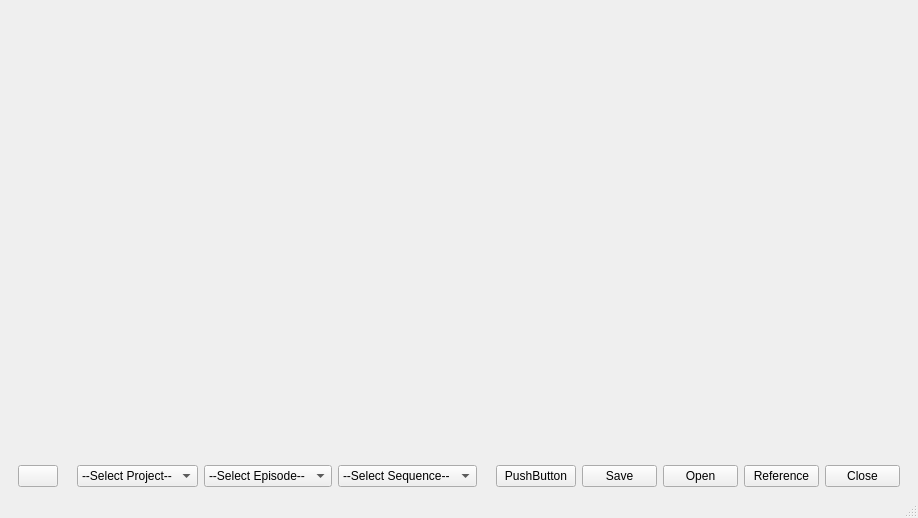
Above: ui/explorer.ui from iceanimations/customui before the change. Below: the same form after it.
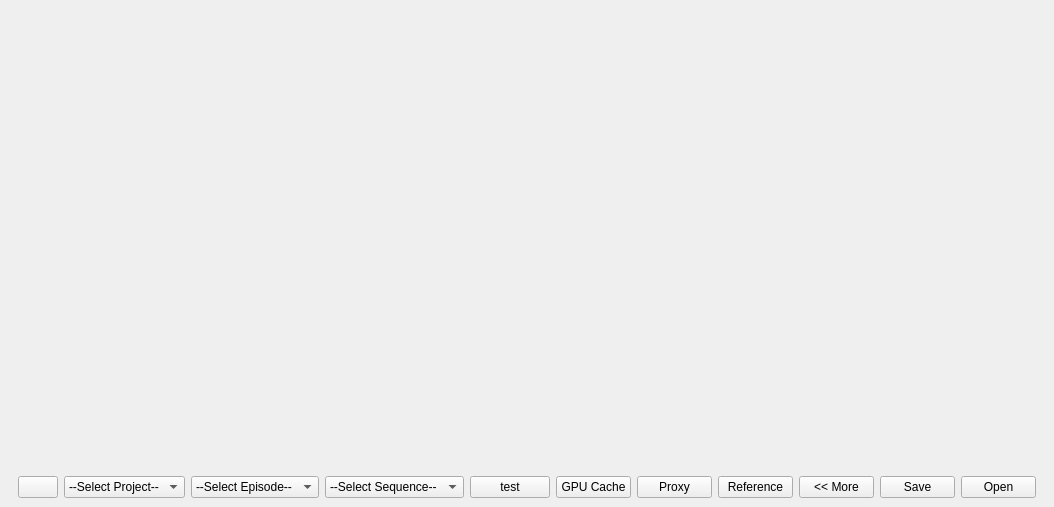
That is the form after the change.

Commit message: more buttons added in explorer

```diff
--- a/ui/explorer.ui
+++ b/ui/explorer.ui
@@ -6,8 +6,8 @@
    <rect>
     <x>0</x>
     <y>0</y>
-    <width>918</width>
-    <height>518</height>
+    <width>1005</width>
+    <height>507</height>
    </rect>
   </property>
   <property name="windowTitle">
@@ -111,7 +111,71 @@
       <item>
        <widget class="QPushButton" name="testButton">
         <property name="text">
-         <string>PushButton</string>
+         <string>test</string>
+        </property>
+       </widget>
+      </item>
+      <item>
+       <widget class="QPushButton" name="gpuCacheButton">
+        <property name="minimumSize">
+         <size>
+          <width>75</width>
+          <height>0</height>
+         </size>
+        </property>
+        <property name="toolTip">
+         <string>Create GPU Cache for selected Asset</string>
+        </property>
+        <property name="text">
+         <string>GPU Cache</string>
+        </property>
+       </widget>
+      </item>
+      <item>
+       <widget class="QPushButton" name="proxyButton">
+        <property name="minimumSize">
+         <size>
+          <width>75</width>
+          <height>0</height>
+         </size>
+        </property>
+        <property name="toolTip">
+         <string>Create Proxy for selected Asset</string>
+        </property>
+        <property name="text">
+         <string>Proxy</string>
+        </property>
+       </widget>
+      </item>
+      <item>
+       <widget class="QPushButton" name="referenceButton">
+        <property name="minimumSize">
+         <size>
+          <width>75</width>
+          <height>0</height>
+         </size>
+        </property>
+        <property name="toolTip">
+         <string>Creae Reference for selected Asset</string>
+        </property>
+        <property name="text">
+         <string>Reference</string>
+        </property>
+       </widget>
+      </item>
+      <item>
+       <widget class="QPushButton" name="advanceButton">
+        <property name="minimumSize">
+         <size>
+          <width>75</width>
+          <height>0</height>
+         </size>
+        </property>
+        <property name="toolTip">
+         <string>Show advance buttons</string>
+        </property>
+        <property name="text">
+         <string>&lt;&lt; More</string>
         </property>
        </widget>
       </item>
@@ -165,59 +229,10 @@
         </property>
        </widget>
       </item>
-      <item>
-       <widget class="QPushButton" name="referenceButton">
-        <property name="minimumSize">
-         <size>
-          <width>75</width>
-          <height>0</height>
-         </size>
-        </property>
-        <property name="text">
-         <string>Reference</string>
-        </property>
-       </widget>
-      </item>
-      <item>
-       <widget class="QPushButton" name="closeButton">
-        <property name="sizePolicy">
-         <sizepolicy hsizetype="Fixed" vsizetype="Fixed">
-          <horstretch>75</horstretch>
-          <verstretch>0</verstretch>
-         </sizepolicy>
-        </property>
-        <property name="minimumSize">
-         <size>
-          <width>75</width>
-          <height>0</height>
-         </size>
-        </property>
-        <property name="toolTip">
-         <string>Close this window</string>
-        </property>
-        <property name="statusTip">
-         <string/>
-        </property>
-        <property name="text">
-         <string>Close</string>
-        </property>
-       </widget>
-      </item>
      </layout>
     </item>
    </layout>
   </widget>
-  <widget class="QMenuBar" name="menubar">
-   <property name="geometry">
-    <rect>
-     <x>0</x>
-     <y>0</y>
-     <width>918</width>
-     <height>21</height>
-    </rect>
-   </property>
-  </widget>
-  <widget class="QStatusBar" name="statusbar"/>
  </widget>
  <resources/>
  <connections/>
```
Left out of the diff: 4 changed lines with no effect on the pictures. The commit also changes 1 other file.
